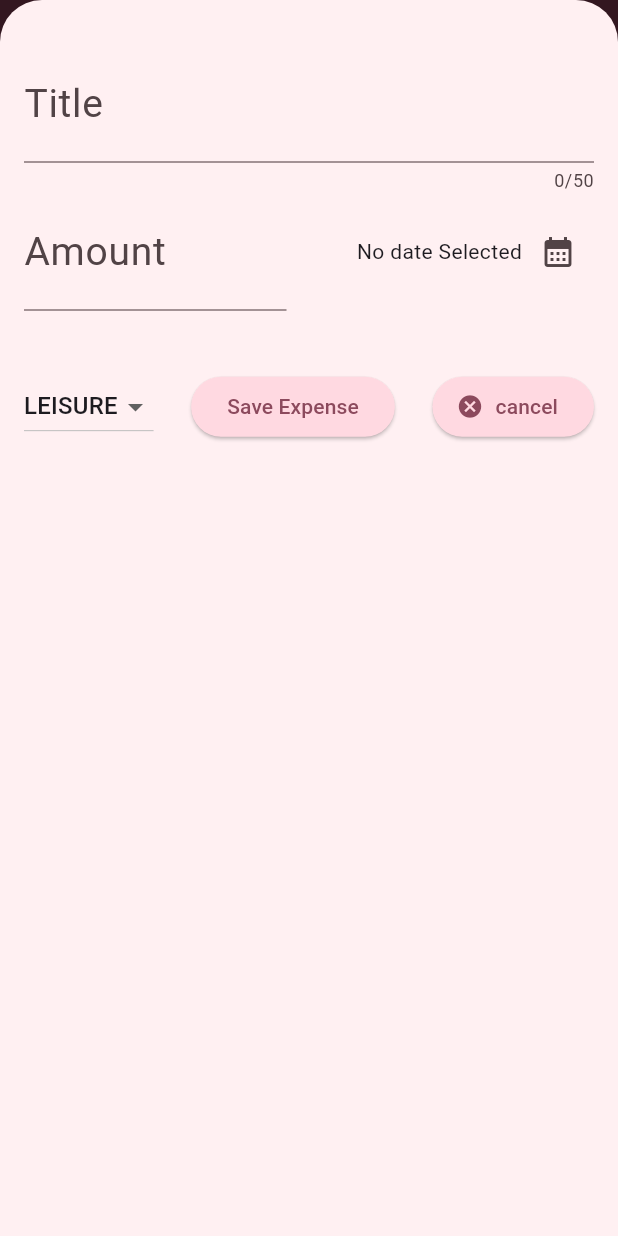
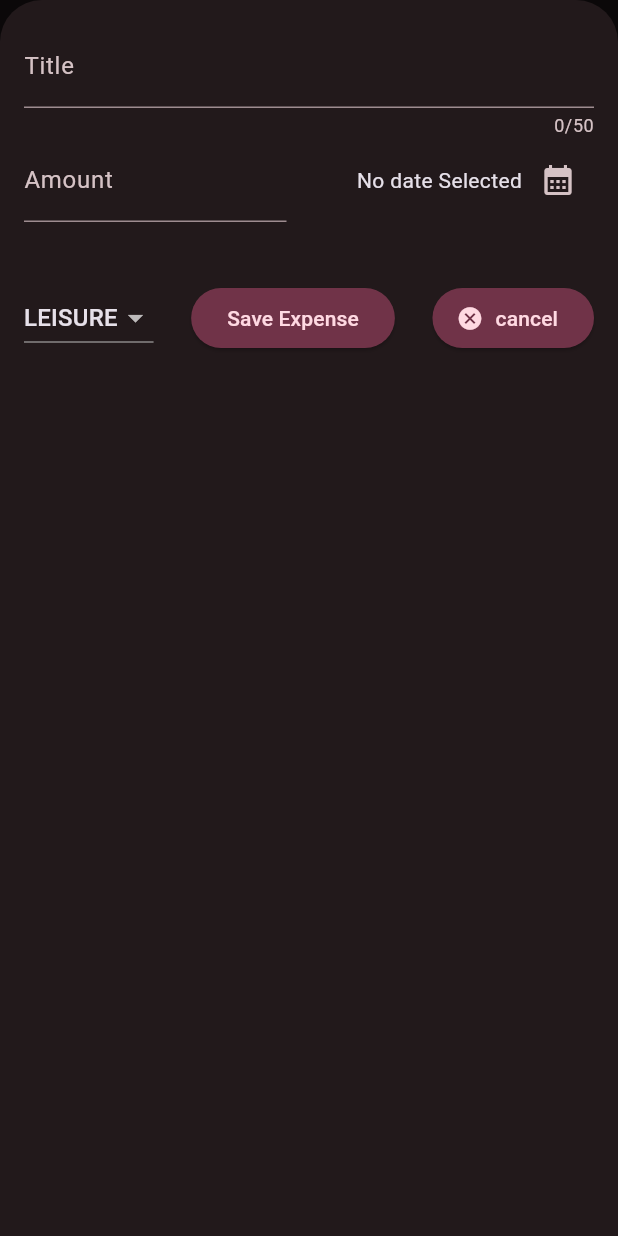
Before and after one commit to Bhoomi-01/Expense_tracker, a Flutter app: the screen it shows after launch, after a tap on the "add" icon, on a phone screen of 412 x 824 dp. Run offline on Flutter 3.47's test engine with Material 3 defaults, Android fonts, the phone set to English and light mode, and no system bars.

Commit message:
added layout orientations

```diff
--- /dev/null
+++ b/lib/Widgets/chart/chart.dart
@@ -0,0 +1,94 @@
+import 'package:flutter/material.dart';
+import 'package:expense_tracker/models/expense_data.dart';
+import 'package:expense_tracker/Widgets/chart/chart_bar.dart';
+
+class Chart extends StatelessWidget {
+  const Chart({super.key, required this.expenses});
+
+  final List<Expense> expenses;
+
+  List<ExpenseBucket> get buckets {
+    return [
+      ExpenseBucket.forCategory(expenses, Category.food),
+      ExpenseBucket.forCategory(expenses, Category.leisure),
+      ExpenseBucket.forCategory(expenses, Category.travel),
+      ExpenseBucket.forCategory(expenses, Category.work),
+    ];
+  }
+
+  double get maxTotalExpense {
+    double maxTotalExpense = 0;
+
+    for (final bucket in buckets) {
+      if (bucket.totalExpenses > maxTotalExpense) {
+        maxTotalExpense = bucket.totalExpenses;
+      }
+    }
+
+    return maxTotalExpense;
+  }
+
+  @override
+  Widget build(BuildContext context) {
+    final isDarkMode =
+        MediaQuery.of(context).platformBrightness == Brightness.dark;
+    return Container(
+      margin: const EdgeInsets.all(16),
+      padding: const EdgeInsets.symmetric(
+        vertical: 16,
+        horizontal: 8,
+      ),
+      width: double.infinity,
+      height: 180,
+      decoration: BoxDecoration(
+        borderRadius: BorderRadius.circular(8),
+        gradient: LinearGradient(
+          colors: [
+            Theme.of(context).colorScheme.primary.withOpacity(0.3),
+            Theme.of(context).colorScheme.primary.withOpacity(0.0)
+          ],
+          begin: Alignment.bottomCenter,
+          end: Alignment.topCenter,
+        ),
+      ),
+      child: Column(
+        children: [
+          Expanded(
+            child: Row(
+              crossAxisAlignment: CrossAxisAlignment.end,
+              children: [
+                for (final bucket in buckets) // alternative to map()
+                  ChartBar(
+                    fill: bucket.totalExpenses == 0
+                        ? 0
+                        : bucket.totalExpenses / maxTotalExpense,
+                  )
+              ],
+            ),
+          ),
+          const SizedBox(height: 12),
+          Row(
+            children: buckets
+                .map(
+                  (bucket) => Expanded(
+                    child: Padding(
+                      padding: const EdgeInsets.symmetric(horizontal: 4),
+                      child: Icon(
+                        categoryIcons[bucket.category],
+                        color: isDarkMode
+                            ? Theme.of(context).colorScheme.secondary
+                            : Theme.of(context)
+                                .colorScheme
+                                .primary
+                                .withOpacity(0.7),
+                      ),
+                    ),
+                  ),
+                )
+                .toList(),
+          )
+        ],
+      ),
+    );
+  }
+}
--- /dev/null
+++ b/lib/Widgets/chart/chart_bar.dart
@@ -0,0 +1,34 @@
+import 'package:flutter/material.dart';
+
+class ChartBar extends StatelessWidget {
+  const ChartBar({
+    super.key,
+    required this.fill,
+  });
+
+  final double fill;
+
+  @override
+  Widget build(BuildContext context) {
+    final isDarkMode =
+        MediaQuery.of(context).platformBrightness == Brightness.dark;
+    return Expanded(
+      child: Padding(
+        padding: const EdgeInsets.symmetric(horizontal: 4),
+        child: FractionallySizedBox(
+          heightFactor: fill,
+          child: DecoratedBox(
+            decoration: BoxDecoration(
+              shape: BoxShape.rectangle,
+              borderRadius:
+                  const BorderRadius.vertical(top: Radius.circular(8)),
+              color: isDarkMode
+                  ? Theme.of(context).colorScheme.secondary
+                  : Theme.of(context).colorScheme.primary.withOpacity(0.65),
+            ),
+          ),
+        ),
+      ),
+    );
+  }
+}
--- a/lib/Widgets/expenses.dart
+++ b/lib/Widgets/expenses.dart
@@ -1,3 +1,4 @@
+import 'package:expense_tracker/Widgets/chart/chart.dart';
 import 'package:expense_tracker/Widgets/expenseslists/expenses_list.dart';
 import 'package:expense_tracker/Widgets/new_expense.dart';
 import 'package:flutter/material.dart';
@@ -36,6 +37,7 @@ class _ExpensesState extends State<Expenses> {
 
   void _openAddExpenseOverlay() {
     showModalBottomSheet(
+      useSafeArea: true,
       isScrollControlled: true,
       context: context,
       builder: (ctx) => NewExpense(onAddExpense: _addExpense),
@@ -70,6 +72,9 @@ class _ExpensesState extends State<Expenses> {
 
   @override
   Widget build(context) {
+    final width = MediaQuery.of(context).size.width;
+    //print(MediaQuery.of(context).size.height);
+
     Widget mainContent = const Center(
       child: Text('No expenses found. Start adding some!'),
     );
@@ -91,13 +96,26 @@ class _ExpensesState extends State<Expenses> {
           )
         ],
       ),
-      body: Column(
-        children: [
-          //Tool bar with add button => Row() widget or appBar() widget
-          const Text('expense'),
-          Expanded(child: mainContent),
-        ],
-      ),
+      body: width < 600
+          ? Column(
+              children: [
+                //Tool bar with add button => Row() widget or appBar() widget
+                Expanded(
+                  child: Chart(expenses: _registeredExpenses),
+                ),
+                Expanded(
+                  child: mainContent,
+                ),
+              ],
+            )
+          : Row(
+              children: [
+                Expanded(
+                  child: Chart(expenses: _registeredExpenses),
+                ),
+                Expanded(child: mainContent),
+              ],
+            ),
     );
   }
 }
--- a/lib/Widgets/expenseslists/expense_item.dart
+++ b/lib/Widgets/expenseslists/expense_item.dart
@@ -10,14 +10,21 @@ class ExpenseItem extends StatelessWidget {
   Widget build(BuildContext context) {
     return Card(
       child: Padding(
-        padding: const EdgeInsets.symmetric(horizontal: 10, vertical: 26),
+        padding: const EdgeInsets.symmetric(horizontal: 20, vertical: 20),
         child: Column(
+          crossAxisAlignment: CrossAxisAlignment.start,
           children: [
-            Text(expense.title),
-            const SizedBox(height: 25),
+            Text(
+              expense.title,
+              style: Theme.of(context).textTheme.titleLarge,
+            ),
+            const SizedBox(height: 20),
             Row(
               children: [
-                Text('\$${expense.amount.toStringAsFixed(2)}'),
+                Text(
+                  '\$${expense.amount.toStringAsFixed(2)}',
+                  style: Theme.of(context).textTheme.bodyLarge,
+                ),
                 const Spacer(),
                 Row(
                   children: [
--- a/lib/Widgets/expenseslists/expenses_list.dart
+++ b/lib/Widgets/expenseslists/expenses_list.dart
@@ -15,6 +15,13 @@ class ExpensesList extends StatelessWidget {
       itemCount: expenseslist.length,
       itemBuilder: (ctx, index) => Dismissible(
         key: ValueKey(expenseslist[index]),
+        background: Container(
+          color: Theme.of(context).colorScheme.error.withOpacity(0.7),
+          margin: EdgeInsets.symmetric(
+            horizontal: Theme.of(context).cardTheme.margin!.horizontal,
+            vertical: 16,
+          ),
+        ),
         onDismissed: (direction) {
           onRemoveExpense(expenseslist[index]);
         },
--- a/lib/Widgets/new_expense.dart
+++ b/lib/Widgets/new_expense.dart
@@ -80,8 +80,13 @@ class _NewExpenseState extends State<NewExpense> {
 
   @override
   Widget build(context) {
+    final keyboardspace = MediaQuery.of(context).viewInsets.bottom;
+
     return Padding(
-      padding: const EdgeInsets.fromLTRB(16, 30, 16, 16),
+      padding: EdgeInsets.fromLTRB(16, 16, 16, keyboardspace + 16),
+      child: SizedBox(
+        height: double.infinity,
+        child: SingleChildScrollView(
           child: Column(
             children: [
               TextField(
@@ -167,6 +172,8 @@ class _NewExpenseState extends State<NewExpense> {
               )
             ],
           ),
+        ),
+      ),
     );
   }
 }
--- a/lib/main.dart
+++ b/lib/main.dart
@@ -1,12 +1,40 @@
 import 'package:flutter/material.dart';
 import 'package:expense_tracker/Widgets/expenses.dart';
+import 'package:flutter/services.dart';
 
 var kColorScheme =
     ColorScheme.fromSeed(seedColor: const Color.fromARGB(98, 196, 26, 100));
 
+var kDarkColorScheme = ColorScheme.fromSeed(
+    seedColor: const Color.fromARGB(255, 46, 1, 20),
+    brightness: Brightness.dark);
+
 void main() {
+  // WidgetsFlutterBinding.ensureInitialized();
+  // SystemChrome.setPreferredOrientations([
+  //   DeviceOrientation.portraitUp,
+  //   ]).then( (fn) {
+  //     //pass runapp widget here
+  //   })
+
   return runApp(
     MaterialApp(
+      darkTheme: ThemeData.dark().copyWith(
+        colorScheme: kDarkColorScheme,
+        cardTheme: const CardTheme().copyWith(
+          color: kDarkColorScheme.secondaryContainer,
+          margin: const EdgeInsets.symmetric(
+            horizontal: 16,
+            vertical: 8,
+          ),
+        ),
+        elevatedButtonTheme: ElevatedButtonThemeData(
+          style: ElevatedButton.styleFrom(
+            backgroundColor: kDarkColorScheme.primaryContainer,
+            foregroundColor: kDarkColorScheme.onPrimaryContainer,
+          ),
+        ),
+      ),
       theme: ThemeData().copyWith(
         //scaffoldBackgroundColor: Colors.blueAccent),
         colorScheme: kColorScheme,
@@ -30,14 +58,19 @@ void main() {
               titleLarge: TextStyle(
                 fontWeight: FontWeight.bold,
                 color: kColorScheme.onSecondaryContainer,
-                fontSize: 25,
+                fontSize: 20,
               ),
               bodyLarge: TextStyle(
                 color: kColorScheme.tertiary,
                 fontSize: 26,
               ),
+              headlineLarge: TextStyle(
+                fontSize: 40,
+                color: kColorScheme.onSecondaryContainer,
+              ),
             ),
       ),
+      themeMode: ThemeMode.dark,
       home: const Expenses(),
     ),
   );
--- a/lib/models/expense_data.dart
+++ b/lib/models/expense_data.dart
@@ -1,3 +1,5 @@
+import 'dart:math';
+
 import 'package:flutter/material.dart';
 import 'package:uuid/uuid.dart';
 import 'package:intl/intl.dart';
@@ -33,3 +35,24 @@ class Expense {
     return formatter.format(date);
   }
 }
+
+class ExpenseBucket {
+  ExpenseBucket({required this.category, required this.expenses});
+
+  ExpenseBucket.forCategory(List<Expense> allExpenses, this.category)
+      : expenses = allExpenses
+            .where((expense) => expense.category == category)
+            .toList();
+
+  final Category category;
+  final List<Expense> expenses;
+
+  double get totalExpenses {
+    double sum = 0;
+
+    for (final expense in expenses) {
+      sum += expense.amount; // sum = sum + expense.amount;
+    }
+    return sum;
+  }
+}
```
Lines whose indentation alone changed are shown as unchanged.
